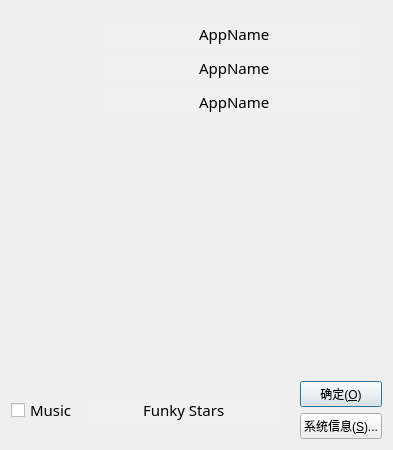
Before: the Qt Designer form SmartScreenSnapper/ui/aboutdialog.ui in SkyD666/SmartScreenSnapper, drawn with Qt 5.
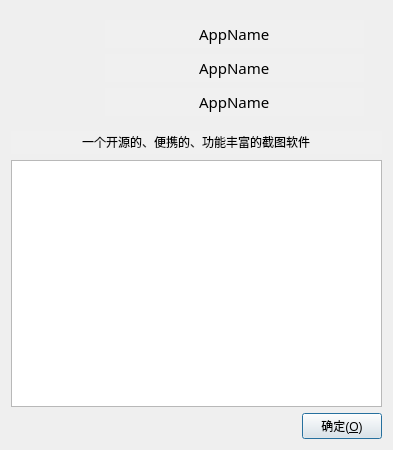
After: the same form once the commit is applied.

```diff
--- a/SmartScreenSnapper/ui/aboutdialog.ui
+++ b/SmartScreenSnapper/ui/aboutdialog.ui
@@ -282,75 +282,7 @@
     </widget>
    </item>
    <item>
-    <widget class="QLabel" name="labelStar">
-     <property name="font">
-      <font>
-       <family>Arial</family>
-       <pointsize>12</pointsize>
-      </font>
-     </property>
-    </widget>
-   </item>
-   <item>
-    <widget class="QWidget" name="widget" native="true">
-     <property name="sizePolicy">
-      <sizepolicy hsizetype="Preferred" vsizetype="Fixed">
-       <horstretch>0</horstretch>
-       <verstretch>0</verstretch>
-      </sizepolicy>
-     </property>
-     <layout class="QGridLayout" name="gridLayout">
-      <property name="leftMargin">
-       <number>0</number>
-      </property>
-      <property name="topMargin">
-       <number>0</number>
-      </property>
-      <property name="rightMargin">
-       <number>0</number>
-      </property>
-      <property name="bottomMargin">
-       <number>0</number>
-      </property>
-      <item row="0" column="0">
-       <widget class="QWidget" name="widget_5" native="true">
-        <layout class="QHBoxLayout" name="horizontalLayout">
-         <property name="leftMargin">
-          <number>0</number>
-         </property>
-         <property name="topMargin">
-          <number>0</number>
-         </property>
-         <property name="bottomMargin">
-          <number>0</number>
-         </property>
-         <item>
-          <widget class="QCheckBox" name="checkBoxMusic">
-           <property name="sizePolicy">
-            <sizepolicy hsizetype="Minimum" vsizetype="Fixed">
-             <horstretch>0</horstretch>
-             <verstretch>0</verstretch>
-            </sizepolicy>
-           </property>
-           <property name="font">
-            <font>
-             <family>宋体</family>
-             <pointsize>11</pointsize>
-            </font>
-           </property>
-           <property name="text">
-            <string>Music</string>
-           </property>
-          </widget>
-         </item>
-         <item>
-          <widget class="QLineEdit" name="lineEditSystemInfo_2">
-           <property name="sizePolicy">
-            <sizepolicy hsizetype="Expanding" vsizetype="Fixed">
-             <horstretch>0</horstretch>
-             <verstretch>0</verstretch>
-            </sizepolicy>
-           </property>
+    <widget class="QLineEdit" name="lineEditAppAbstract">
            <property name="palette">
             <palette>
              <active>
@@ -391,11 +323,11 @@
            <property name="font">
             <font>
              <family>宋体</family>
-             <pointsize>11</pointsize>
+       <pointsize>9</pointsize>
             </font>
            </property>
            <property name="text">
-            <string>Funky Stars</string>
+      <string>一个开源的、便携的、功能丰富的截图软件</string>
            </property>
            <property name="frame">
             <bool>false</bool>
@@ -408,34 +340,54 @@
            </property>
           </widget>
          </item>
-        </layout>
-       </widget>
+   <item>
+    <widget class="QTextEdit" name="textEditLicense">
+     <property name="lineWrapMode">
+      <enum>QTextEdit::NoWrap</enum>
+     </property>
+     <property name="readOnly">
+      <bool>true</bool>
+     </property>
+    </widget>
+   </item>
+   <item>
+    <widget class="QWidget" name="widget" native="true">
+     <property name="sizePolicy">
+      <sizepolicy hsizetype="Preferred" vsizetype="Fixed">
+       <horstretch>0</horstretch>
+       <verstretch>0</verstretch>
+      </sizepolicy>
+     </property>
+     <layout class="QGridLayout" name="gridLayout">
+      <property name="leftMargin">
+       <number>0</number>
+      </property>
+      <property name="topMargin">
+       <number>0</number>
+      </property>
+      <property name="rightMargin">
+       <number>0</number>
+      </property>
+      <property name="bottomMargin">
+       <number>0</number>
+      </property>
+      <item row="0" column="0">
+       <spacer name="horizontalSpacer">
+        <property name="orientation">
+         <enum>Qt::Horizontal</enum>
+        </property>
+        <property name="sizeHint" stdset="0">
+         <size>
+          <width>40</width>
+          <height>20</height>
+         </size>
+        </property>
+       </spacer>
       </item>
       <item row="0" column="1">
-       <widget class="QWidget" name="widget_2" native="true">
-        <property name="sizePolicy">
-         <sizepolicy hsizetype="Minimum" vsizetype="Preferred">
-          <horstretch>0</horstretch>
-          <verstretch>0</verstretch>
-         </sizepolicy>
-        </property>
-        <layout class="QVBoxLayout" name="verticalLayout">
-         <property name="leftMargin">
-          <number>0</number>
-         </property>
-         <property name="topMargin">
-          <number>0</number>
-         </property>
-         <property name="rightMargin">
-          <number>0</number>
-         </property>
-         <property name="bottomMargin">
-          <number>0</number>
-         </property>
-         <item>
           <widget class="QPushButton" name="pushButtonOk">
            <property name="sizePolicy">
-            <sizepolicy hsizetype="Minimum" vsizetype="Fixed">
+         <sizepolicy hsizetype="Preferred" vsizetype="Preferred">
              <horstretch>0</horstretch>
              <verstretch>0</verstretch>
             </sizepolicy>
@@ -446,22 +398,6 @@
            <property name="default">
             <bool>true</bool>
            </property>
-          </widget>
-         </item>
-         <item>
-          <widget class="QPushButton" name="pushButtonSystemInfo">
-           <property name="sizePolicy">
-            <sizepolicy hsizetype="Minimum" vsizetype="Fixed">
-             <horstretch>0</horstretch>
-             <verstretch>0</verstretch>
-            </sizepolicy>
-           </property>
-           <property name="text">
-            <string>系统信息(&amp;S)...</string>
-           </property>
-          </widget>
-         </item>
-        </layout>
        </widget>
       </item>
      </layout>
```
Lines whose indentation alone changed are shown as unchanged.
